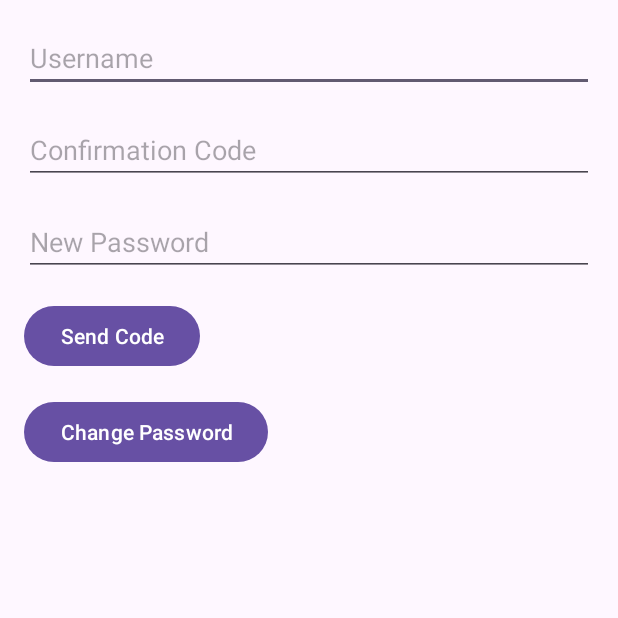
After one commit to triledinh159/MIOTA, an Android app: the Forgot_password screen opened directly, with no data from a screen before it, on a phone screen of 412 x 824 dp, the top half of it. The commit adds this screen. Run offline under Robolectric (Android 15) with nearby library versions, the phone set to English and light mode, and no system bars; libraries missing offline, so code that uses them is left out: com.amazonaws.mobile, com.amplifyframework.core.

Commit message:
forgot password

```diff
--- a/app/src/main/AndroidManifest.xml
+++ b/app/src/main/AndroidManifest.xml
@@ -50,7 +50,7 @@
         <service android:name="org.eclipse.paho.android.service.MqttService">
         </service>
         <service android:name="com.amazonaws.mobileconnectors.s3.transferutility.TransferService" android:enabled="true" />
-
+    <activity android:name=".Forgot_password"></activity>
     </application>
 
 
--- /dev/null
+++ b/app/src/main/java/com/example/miotav1/Forgot_password.java
@@ -0,0 +1,71 @@
+package com.example.miotav1;
+
+import android.content.Intent;
+import android.os.Bundle;
+import android.util.Log;
+import android.view.View;
+import android.widget.Button;
+import android.widget.EditText;
+import android.widget.Toast;
+
+import androidx.appcompat.app.AppCompatActivity;
+
+import com.amazonaws.mobile.client.AWSMobileClient;
+import com.amazonaws.mobile.client.Callback;
+import com.amazonaws.mobile.client.results.ForgotPasswordResult;
+import com.amplifyframework.core.Amplify;
+
+public class Forgot_password extends AppCompatActivity {
+
+    private static final String TAG = "ForgotPasswordActivity";
+
+    private EditText usernameEditText;
+    private EditText confirmationCodeEditText;
+    private EditText newPasswordEditText;
+
+    private Button sendCode;
+
+    private Button changePassword;
+    @Override
+    protected void onCreate(Bundle savedInstanceState) {
+        super.onCreate(savedInstanceState);
+        setContentView(R.layout.forgot_password);
+
+        // Initialize UI components
+        usernameEditText = findViewById(R.id.usernameEditText);
+        confirmationCodeEditText = findViewById(R.id.confirmationCodeEditText);
+        newPasswordEditText = findViewById(R.id.newPasswordEditText);
+        sendCode = findViewById(R.id.sendCodeButton);
+        changePassword = findViewById(R.id.changePasswordButton);
+
+
+    }
+
+    public void onSendCodeClick(View view) {
+        String username = usernameEditText.getText().toString();
+        Amplify.Auth.resetPassword(
+                username,
+                result -> Log.i("AuthQuickstart", result.toString()),
+                error -> Log.e("AuthQuickstart", error.toString())
+        );
+    }
+
+
+    public void onChangePasswordClick(View view) {
+        String username = usernameEditText.getText().toString().trim();
+        String newPassword = newPasswordEditText.getText().toString().trim();
+        String confirmationCode = confirmationCodeEditText.getText().toString().trim();
+
+        Amplify.Auth.confirmResetPassword(
+                username,
+                newPassword,
+                confirmationCode,
+                () -> Log.i("AuthQuickstart", "New password confirmed"),
+                error -> Log.e("AuthQuickstart", error.toString())
+        );
+    }
+
+    private void makeToast(String message) {
+        Toast.makeText(this, message, Toast.LENGTH_SHORT).show();
+    }
+}
--- a/app/src/main/res/layout/activity_add_device.xml
+++ b/app/src/main/res/layout/activity_add_device.xml
@@ -154,7 +154,7 @@
                             android:checked="false"
                             android:drawableRight="@drawable/checkbox"
                             android:fontFamily="@font/inter_bold"
-                            android:text="Control"
+                            android:text="Control "
                             android:textColor="#FFFFFF"
                             android:textSize="20sp"
                             app:layout_constraintBottom_toBottomOf="@+id/typeDevice"
@@ -172,7 +172,7 @@
                             android:checked="false"
                             android:drawableRight="@drawable/checkbox"
                             android:fontFamily="@font/inter_bold"
-                            android:text="Collect"
+                            android:text="Collect "
                             android:textColor="#FFFFFF"
                             android:textSize="20sp"
                             app:layout_constraintBottom_toBottomOf="@+id/control"
--- a/app/src/main/res/layout/activity_login.xml
+++ b/app/src/main/res/layout/activity_login.xml
@@ -19,12 +19,13 @@
         />
 
     <TextView
+        android:id="@+id/forgot_password"
         android:layout_width="wrap_content"
         android:layout_height="wrap_content"
         android:layout_marginTop="8dp"
         android:text="Forgot password ?"
+        android:textColor="@color/bluefont"
         android:textSize="15dp"
-        android:textColor="@color/bluefont"
         app:layout_constraintEnd_toEndOf="@+id/txtPassword"
         app:layout_constraintHorizontal_bias="1.0"
         app:layout_constraintStart_toStartOf="parent"
--- /dev/null
+++ b/app/src/main/res/layout/forgot_password.xml
@@ -0,0 +1,61 @@
+<!-- res/layout/activity_forgot_password.xml -->
+
+<RelativeLayout
+    xmlns:android="http://schemas.android.com/apk/res/android"
+    xmlns:tools="http://schemas.android.com/tools"
+    android:layout_width="match_parent"
+    android:layout_height="match_parent"
+    tools:context=".Forgot_password">
+
+    <EditText
+        android:id="@+id/usernameEditText"
+        android:layout_width="match_parent"
+        android:layout_height="wrap_content"
+        android:hint="Username"
+        android:layout_marginTop="16dp"
+        android:layout_marginStart="16dp"
+        android:layout_marginEnd="16dp"/>
+
+    <EditText
+        android:id="@+id/confirmationCodeEditText"
+        android:layout_width="match_parent"
+        android:layout_height="wrap_content"
+        android:hint="Confirmation Code"
+        android:layout_below="@id/usernameEditText"
+        android:layout_marginTop="16dp"
+        android:layout_marginStart="16dp"
+        android:layout_marginEnd="16dp"/>
+
+    <EditText
+        android:id="@+id/newPasswordEditText"
+        android:layout_width="match_parent"
+        android:layout_height="wrap_content"
+        android:hint="New Password"
+        android:inputType="textPassword"
+        android:layout_below="@id/confirmationCodeEditText"
+        android:layout_marginTop="16dp"
+        android:layout_marginStart="16dp"
+        android:layout_marginEnd="16dp"/>
+
+    <Button
+        android:id="@+id/sendCodeButton"
+        android:layout_width="wrap_content"
+        android:layout_height="wrap_content"
+        android:text="Send Code"
+        android:onClick="onSendCodeClick"
+        android:layout_below="@id/newPasswordEditText"
+        android:layout_marginTop="16dp"
+        android:layout_marginStart="16dp"
+        android:layout_marginEnd="16dp"/>
+
+    <Button
+        android:id="@+id/changePasswordButton"
+        android:layout_width="wrap_content"
+        android:layout_height="wrap_content"
+        android:text="Change Password"
+        android:onClick="onChangePasswordClick"
+        android:layout_below="@id/sendCodeButton"
+        android:layout_marginTop="16dp"
+        android:layout_marginStart="16dp"
+        android:layout_marginEnd="16dp"/>
+</RelativeLayout>
```
Also changed, not shown: app/src/main/java/com/example/miotav1/Home.java (+21 -1 lines), app/src/main/java/com/example/miotav1/Login.java (+15 -1 lines).
